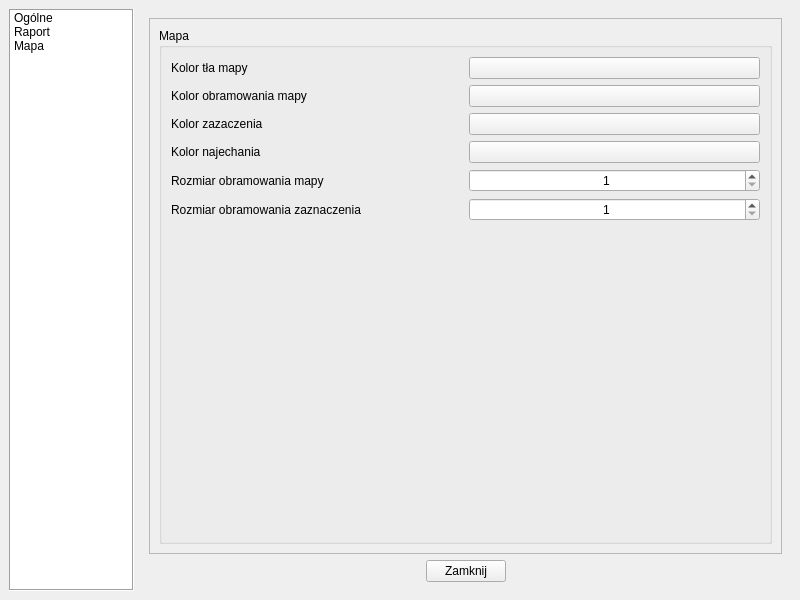
Before: the Qt Designer form Ui/settings-window.ui in kuba172/Demog, drawn with Qt 5.
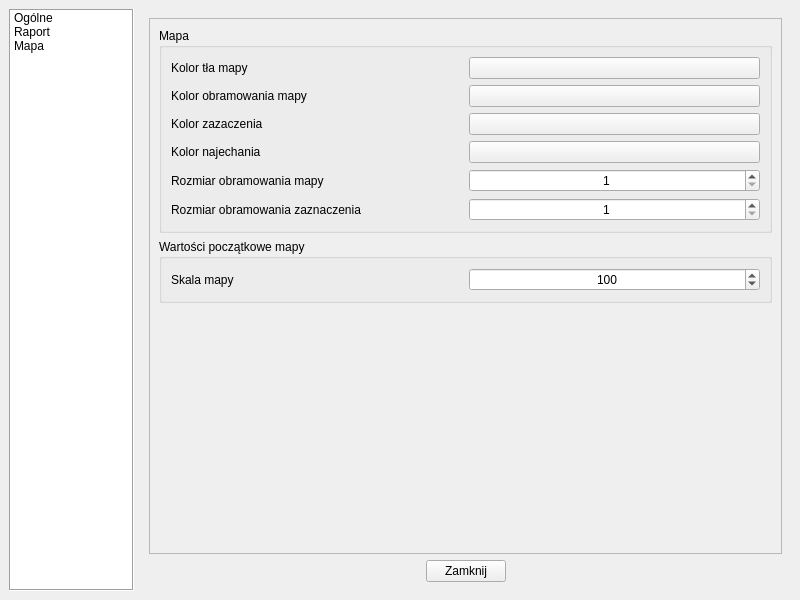
After: the same form once the commit is applied.

Commit message: update settings ui, add new field for map scale

What changed in the file:
```diff
--- a/Ui/settings-window.ui
+++ b/Ui/settings-window.ui
@@ -761,6 +761,45 @@
                  </item>
                 </layout>
                </item>
+              </layout>
+             </widget>
+            </item>
+            <item>
+             <widget class="QGroupBox" name="groupBox_5">
+              <property name="title">
+               <string>Wartości początkowe mapy</string>
+              </property>
+              <layout class="QVBoxLayout" name="verticalLayout_17">
+               <item>
+                <layout class="QHBoxLayout" name="horizontalLayout_20">
+                 <item>
+                  <widget class="QLabel" name="label_14">
+                   <property name="text">
+                    <string>Skala mapy</string>
+                   </property>
+                  </widget>
+                 </item>
+                 <item>
+                  <widget class="QSpinBox" name="spinBox_Default_Map_Scale">
+                   <property name="alignment">
+                    <set>Qt::AlignCenter</set>
+                   </property>
+                   <property name="minimum">
+                    <number>50</number>
+                   </property>
+                   <property name="maximum">
+                    <number>1000</number>
+                   </property>
+                   <property name="value">
+                    <number>100</number>
+                   </property>
+                  </widget>
+                 </item>
+                </layout>
+               </item>
+              </layout>
+             </widget>
+            </item>
                <item>
                 <spacer name="verticalSpacer">
                  <property name="orientation">
@@ -776,9 +815,6 @@
                   </size>
                  </property>
                 </spacer>
-               </item>
-              </layout>
-             </widget>
             </item>
            </layout>
           </widget>
```
Left out of the diff: 8 changed lines with no effect on the pictures. Lines whose indentation alone changed are shown as unchanged. The commit also changes 3 other files.
